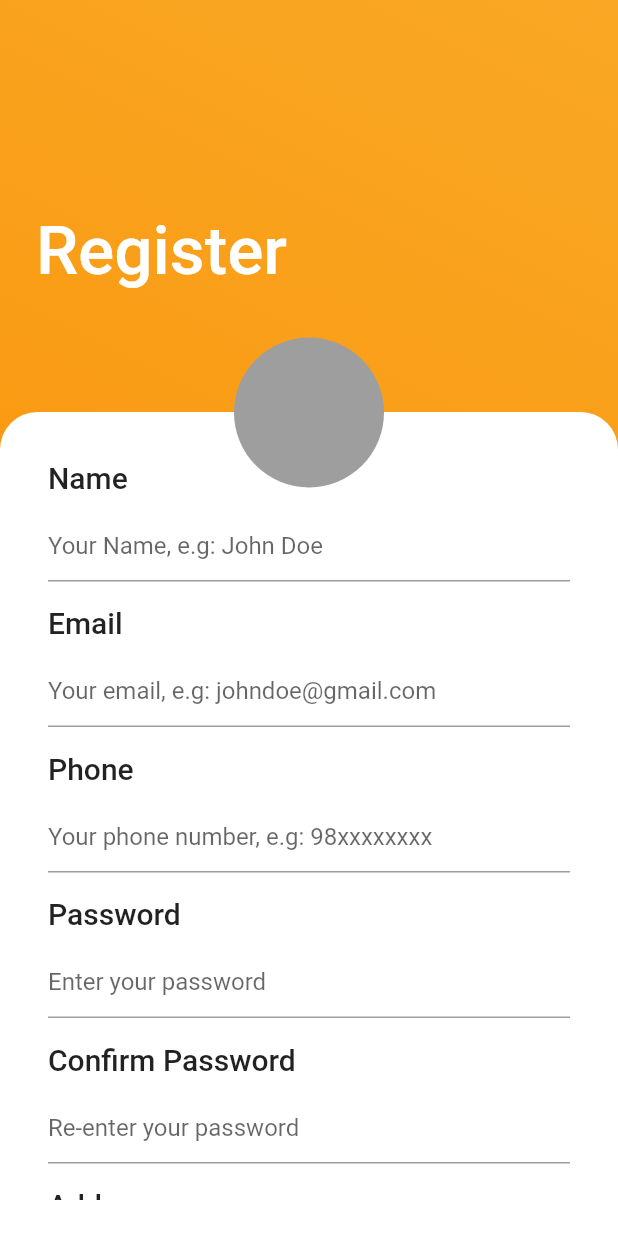
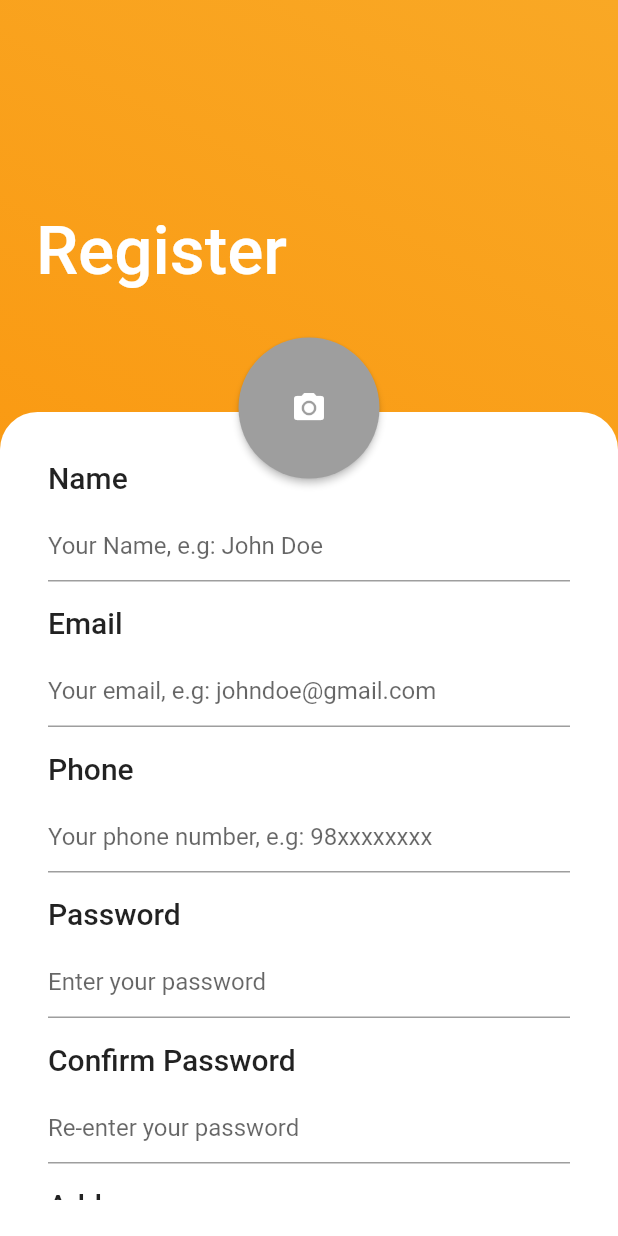
Before and after one commit to rahulmukh1ya/form_validation_provider, a Flutter app: the screen it shows after launch, on a phone screen of 412 x 824 dp. Run offline on Flutter 3.47's test engine with Material 2 defaults, Android fonts, the phone set to English and light mode, and no system bars.

Commit message:
Added elevated button for image picker iconfor now

```diff
--- a/lib/form_provider.dart
+++ b/lib/form_provider.dart
@@ -84,7 +84,7 @@ class FormProvider extends ChangeNotifier {
     if (val != null && val != '') {
       _address = ValidationModel(val, null);
     } else {
-      _phone = ValidationModel(null, 'Address cannot be empty');
+      _address = ValidationModel(null, 'Address cannot be empty');
     }
     notifyListeners();
   }
--- a/lib/main.dart
+++ b/lib/main.dart
@@ -108,12 +108,22 @@ class _LoginWidgetState extends State<LoginWidget> {
                   )
                 ], //children
               ),
-              const Positioned(
-                  top: 225,
-                  child: CircleAvatar(
+              Positioned(
+                top: 225,
+                // child: CircleAvatar(
+                //   backgroundColor: Colors.grey,
+                //   radius: 50,
+                // ),
+                child: ElevatedButton(
+                  onPressed: () {},
+                  style: ElevatedButton.styleFrom(
+                    shape: const CircleBorder(),
+                    padding: const EdgeInsets.all(35),
                     backgroundColor: Colors.grey,
-                    radius: 50,
-                  )),
+                  ),
+                  child: const Icon(Icons.camera_alt),
+                ),
+              ),
             ],
           ),
         ),
```
